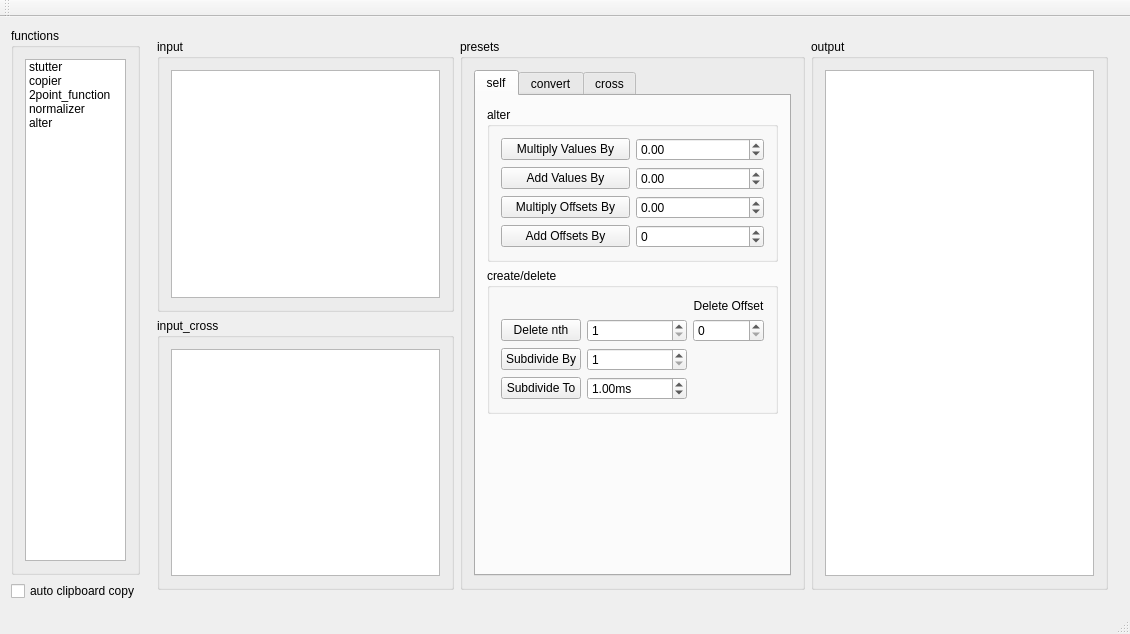
The window that src/ui/mainwindow.ui (Eve-ning/reamber) describes before a commit, drawn with Qt 5.
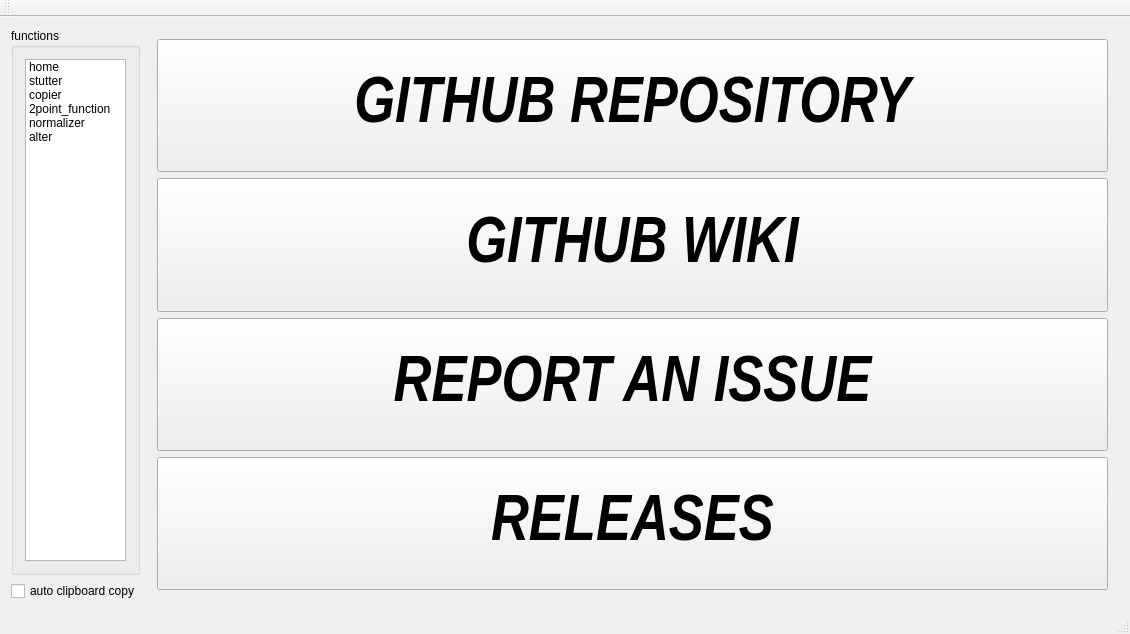
The same window after the commit. Icons and pictures are not drawn. Custom widgets are drawn as their Qt base class.

```diff
--- a/src/ui/mainwindow.ui
+++ b/src/ui/mainwindow.ui
@@ -39,6 +39,11 @@
            <height>0</height>
           </size>
          </property>
+         <item>
+          <property name="text">
+           <string>home</string>
+          </property>
+         </item>
          <item>
           <property name="text">
            <string>stutter</string>
@@ -79,8 +84,103 @@
     <item row="0" column="1" rowspan="3">
      <widget class="QStackedWidget" name="stackedWidget">
       <property name="currentIndex">
-       <number>4</number>
+       <number>0</number>
       </property>
+      <widget class="QWidget" name="page_home">
+       <layout class="QGridLayout" name="gridLayout_52">
+        <item row="1" column="0">
+         <widget class="QPushButton" name="home_wiki">
+          <property name="sizePolicy">
+           <sizepolicy hsizetype="Minimum" vsizetype="Minimum">
+            <horstretch>0</horstretch>
+            <verstretch>0</verstretch>
+           </sizepolicy>
+          </property>
+          <property name="font">
+           <font>
+            <family>Arial Narrow</family>
+            <pointsize>48</pointsize>
+            <weight>75</weight>
+            <italic>true</italic>
+            <bold>true</bold>
+            <underline>false</underline>
+           </font>
+          </property>
+          <property name="text">
+           <string>GITHUB WIKI</string>
+          </property>
+         </widget>
+        </item>
+        <item row="2" column="0">
+         <widget class="QPushButton" name="home_report">
+          <property name="sizePolicy">
+           <sizepolicy hsizetype="Minimum" vsizetype="Minimum">
+            <horstretch>0</horstretch>
+            <verstretch>0</verstretch>
+           </sizepolicy>
+          </property>
+          <property name="font">
+           <font>
+            <family>Arial Narrow</family>
+            <pointsize>48</pointsize>
+            <weight>75</weight>
+            <italic>true</italic>
+            <bold>true</bold>
+            <underline>false</underline>
+           </font>
+          </property>
+          <property name="text">
+           <string>REPORT AN ISSUE</string>
+          </property>
+         </widget>
+        </item>
+        <item row="0" column="0">
+         <widget class="QPushButton" name="home_repo">
+          <property name="sizePolicy">
+           <sizepolicy hsizetype="Minimum" vsizetype="Minimum">
+            <horstretch>0</horstretch>
+            <verstretch>0</verstretch>
+           </sizepolicy>
+          </property>
+          <property name="font">
+           <font>
+            <family>Arial Narrow</family>
+            <pointsize>48</pointsize>
+            <weight>75</weight>
+            <italic>true</italic>
+            <bold>true</bold>
+            <underline>false</underline>
+           </font>
+          </property>
+          <property name="text">
+           <string>GITHUB REPOSITORY</string>
+          </property>
+         </widget>
+        </item>
+        <item row="3" column="0">
+         <widget class="QPushButton" name="home_releases">
+          <property name="sizePolicy">
+           <sizepolicy hsizetype="Minimum" vsizetype="Preferred">
+            <horstretch>0</horstretch>
+            <verstretch>0</verstretch>
+           </sizepolicy>
+          </property>
+          <property name="font">
+           <font>
+            <family>Arial Narrow</family>
+            <pointsize>48</pointsize>
+            <weight>75</weight>
+            <italic>true</italic>
+            <bold>true</bold>
+           </font>
+          </property>
+          <property name="text">
+           <string>RELEASES</string>
+          </property>
+         </widget>
+        </item>
+       </layout>
+      </widget>
       <widget class="QWidget" name="page_stutter">
        <layout class="QGridLayout" name="gridLayout_3">
         <item row="0" column="0">
```
